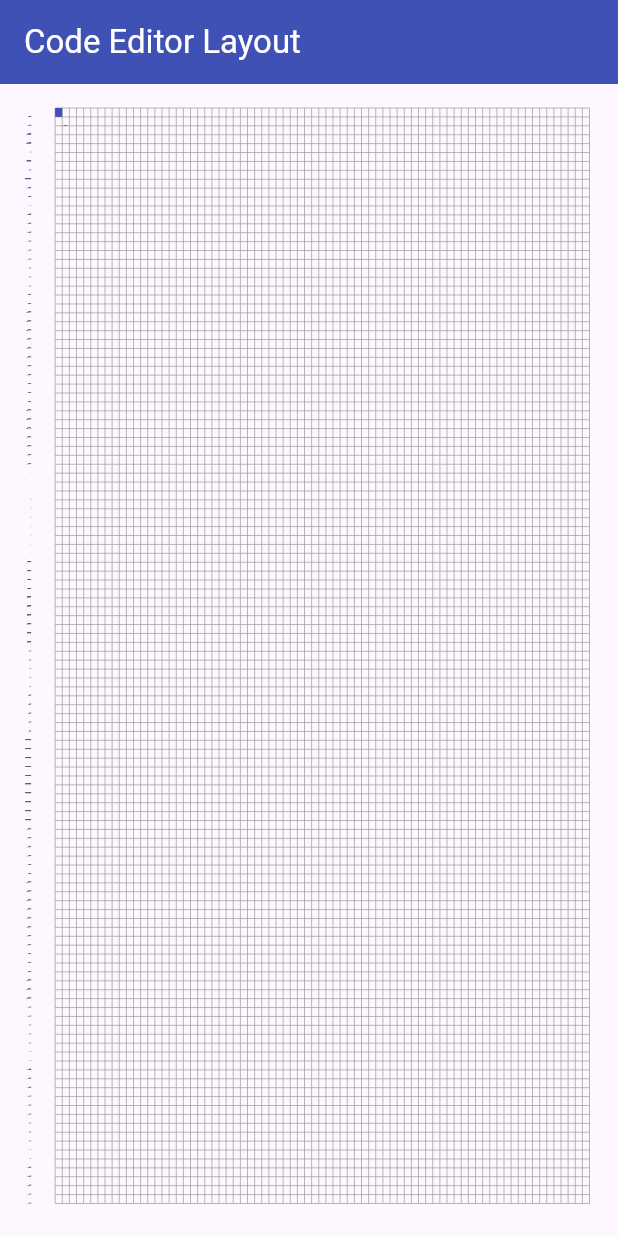
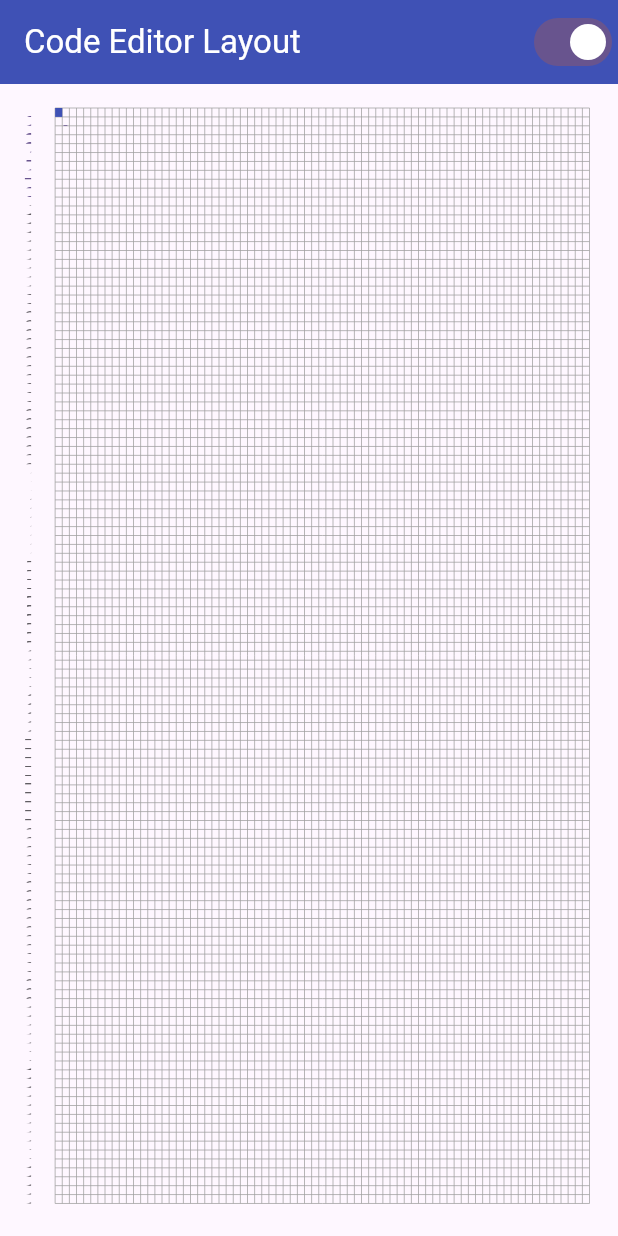
Before and after one commit to JosephKorel/vim_game, a Flutter app: the screen it shows after launch, on a phone screen of 412 x 824 dp. Run offline on Flutter 3.47's test engine with Material 3 defaults, Android fonts, the light colour scheme and no system bars; our stand-ins replace flutter_riverpod, riverpod_annotation; generated files the repository leaves out were written again.

Commit message:
feat: create theme switch widget

```diff
--- a/lib/grid.dart
+++ b/lib/grid.dart
@@ -5,6 +5,7 @@ import 'package:vim_game/keyboard_listener.dart';
 import 'package:vim_game/line_counter.dart';
 import 'package:vim_game/providers/providers.dart';
 import 'package:vim_game/target_widget.dart';
+import 'package:vim_game/theme_switch.dart';
 
 class EditorGrid extends StatelessWidget {
   const EditorGrid({super.key});
@@ -14,6 +15,9 @@ class EditorGrid extends StatelessWidget {
     return Scaffold(
       appBar: AppBar(
         title: const Text('Code Editor Layout'),
+        actions: const [
+          ThemeSwitch(),
+        ],
         backgroundColor: Colors.indigo,
         foregroundColor: Colors.white,
       ),
--- /dev/null
+++ b/lib/theme_switch.dart
@@ -0,0 +1,21 @@
+import 'package:flutter/material.dart';
+import 'package:flutter_riverpod/flutter_riverpod.dart';
+import 'package:vim_game/providers/providers.dart';
+
+class ThemeSwitch extends ConsumerWidget {
+  const ThemeSwitch({super.key});
+
+  void _onChanged(WidgetRef ref, bool darkMode) {
+    ref
+        .read(themeProvider.notifier)
+        .updateTheme(darkMode ? ThemeMode.dark : ThemeMode.light);
+  }
+
+  @override
+  Widget build(BuildContext context, WidgetRef ref) {
+    final themeMode = ref.watch(themeProvider);
+    return Switch(
+        value: themeMode == ThemeMode.dark,
+        onChanged: (value) => _onChanged(ref, value));
+  }
+}
```
